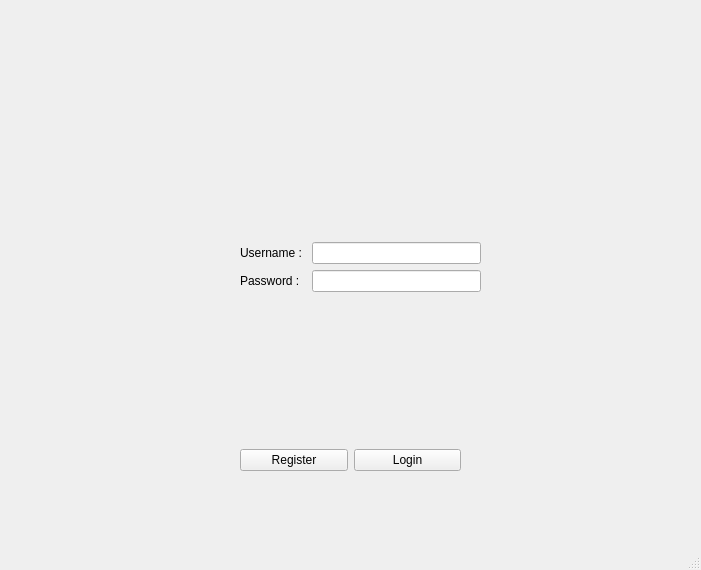
Old version of the form stacked.ui in the repository acordi96/ProgrammazioneDiSistema-SharedEditor-Client.
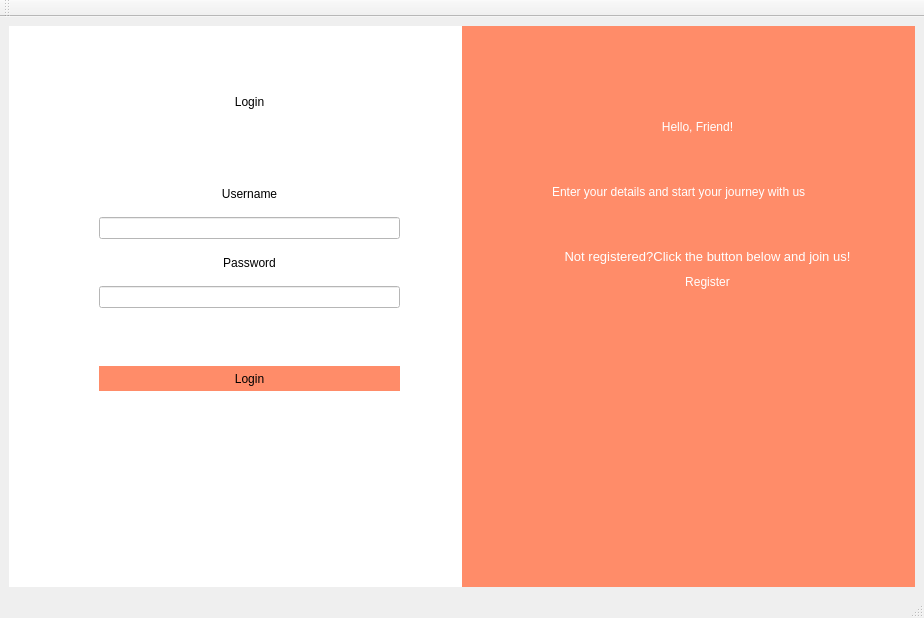
New version of the form. Icons and pictures are not drawn.

Diff of the .ui file:
```diff
--- a/stacked.ui
+++ b/stacked.ui
@@ -6,251 +6,669 @@
    <rect>
     <x>0</x>
     <y>0</y>
-    <width>701</width>
-    <height>570</height>
+    <width>924</width>
+    <height>618</height>
    </rect>
   </property>
   <property name="windowTitle">
    <string>MainWindow</string>
   </property>
   <widget class="QWidget" name="centralwidget">
-   <widget class="QStackedWidget" name="stackedWidget">
-    <property name="geometry">
-     <rect>
-      <x>0</x>
-      <y>0</y>
-      <width>701</width>
-      <height>531</height>
-     </rect>
-    </property>
-    <property name="acceptDrops">
-     <bool>false</bool>
-    </property>
-    <property name="currentIndex">
-     <number>0</number>
-    </property>
-    <widget class="QWidget" name="loginpage">
-     <widget class="QWidget" name="verticalLayoutWidget">
-      <property name="geometry">
-       <rect>
-        <x>190</x>
-        <y>90</y>
-        <width>321</width>
-        <height>381</height>
-       </rect>
+   <layout class="QVBoxLayout" name="verticalLayout">
+    <item>
+     <widget class="QStackedWidget" name="stackedWidget">
+      <property name="acceptDrops">
+       <bool>false</bool>
       </property>
-      <layout class="QVBoxLayout" name="verticalLayout_4">
-       <property name="leftMargin">
-        <number>0</number>
-       </property>
-       <property name="rightMargin">
-        <number>0</number>
-       </property>
-       <item>
-        <layout class="QFormLayout" name="formLayout_2">
-         <property name="formAlignment">
-          <set>Qt::AlignCenter</set>
-         </property>
-         <property name="leftMargin">
-          <number>50</number>
-         </property>
-         <property name="rightMargin">
-          <number>30</number>
-         </property>
-         <item row="0" column="0">
-          <widget class="QLabel" name="label">
-           <property name="text">
-            <string>Username : </string>
-           </property>
-          </widget>
-         </item>
-         <item row="0" column="1">
-          <widget class="QLineEdit" name="user_log_line"/>
-         </item>
-         <item row="1" column="0">
-          <widget class="QLabel" name="label_2">
-           <property name="text">
-            <string>Password :</string>
-           </property>
-          </widget>
-         </item>
-         <item row="1" column="1">
-          <widget class="QLineEdit" name="psw_log_line">
-           <property name="text">
-            <string/>
-           </property>
-           <property name="echoMode">
-            <enum>QLineEdit::Password</enum>
-           </property>
-          </widget>
-         </item>
-        </layout>
-       </item>
-       <item>
-        <layout class="QHBoxLayout" name="horizontalLayout_3" stretch="0,0">
-         <property name="spacing">
-          <number>6</number>
-         </property>
-         <property name="leftMargin">
-          <number>50</number>
-         </property>
-         <property name="rightMargin">
-          <number>50</number>
-         </property>
-         <item>
-          <widget class="QPushButton" name="reglogButton">
-           <property name="text">
-            <string>Register</string>
-           </property>
-          </widget>
-         </item>
-         <item>
-          <widget class="QPushButton" name="loginButton">
-           <property name="text">
-            <string>Login</string>
-           </property>
-          </widget>
-         </item>
-        </layout>
-       </item>
-      </layout>
-     </widget>
-    </widget>
-    <widget class="QWidget" name="registration">
-     <widget class="QWidget" name="verticalLayoutWidget_2">
-      <property name="geometry">
-       <rect>
-        <x>140</x>
-        <y>20</y>
-        <width>381</width>
-        <height>501</height>
-       </rect>
+      <property name="currentIndex">
+       <number>0</number>
       </property>
-      <layout class="QVBoxLayout" name="verticalLayout_6">
-       <item>
-        <widget class="QWidget" name="widget" native="true">
-         <widget class="QLabel" name="icon_label">
-          <property name="geometry">
-           <rect>
-            <x>60</x>
-            <y>60</y>
-            <width>67</width>
-            <height>17</height>
-           </rect>
+      <widget class="QWidget" name="loginpage">
+       <layout class="QHBoxLayout" name="horizontalLayout">
+        <property name="spacing">
+         <number>0</number>
+        </property>
+        <property name="leftMargin">
+         <number>0</number>
+        </property>
+        <property name="topMargin">
+         <number>0</number>
+        </property>
+        <property name="rightMargin">
+         <number>0</number>
+        </property>
+        <property name="bottomMargin">
+         <number>0</number>
+        </property>
+        <item>
+         <layout class="QHBoxLayout" name="horizontalLayout_2">
+          <property name="spacing">
+           <number>0</number>
           </property>
-          <property name="text">
-           <string>Icon</string>
-          </property>
-         </widget>
-         <widget class="QGraphicsView" name="icon">
-          <property name="geometry">
-           <rect>
-            <x>190</x>
-            <y>20</y>
-            <width>101</width>
-            <height>91</height>
-           </rect>
-          </property>
-         </widget>
-        </widget>
-       </item>
-       <item>
-        <layout class="QFormLayout" name="formLayout_5">
-         <property name="fieldGrowthPolicy">
-          <enum>QFormLayout::FieldsStayAtSizeHint</enum>
-         </property>
-         <property name="formAlignment">
-          <set>Qt::AlignCenter</set>
-         </property>
-         <item row="1" column="0">
-          <widget class="QLabel" name="user_label">
-           <property name="text">
-            <string>Username :</string>
-           </property>
-          </widget>
-         </item>
-         <item row="1" column="1">
-          <widget class="QLineEdit" name="user_line_form"/>
-         </item>
-         <item row="2" column="0">
-          <widget class="QLabel" name="psw_lab_form">
-           <property name="text">
-            <string>Password :</string>
-           </property>
-          </widget>
-         </item>
-         <item row="2" column="1">
-          <widget class="QLineEdit" name="psw_line_form">
-           <property name="echoMode">
-            <enum>QLineEdit::Password</enum>
-           </property>
-          </widget>
-         </item>
-         <item row="3" column="0">
-          <widget class="QLabel" name="confirm_psw_lab">
-           <property name="text">
-            <string>Confirm passowrd: </string>
-           </property>
-          </widget>
-         </item>
-         <item row="3" column="1">
-          <widget class="QLineEdit" name="confirm_psw_line">
-           <property name="echoMode">
-            <enum>QLineEdit::Password</enum>
-           </property>
-          </widget>
-         </item>
-         <item row="0" column="0">
-          <widget class="QLabel" name="email_label">
-           <property name="text">
-            <string>Email : </string>
-           </property>
-          </widget>
-         </item>
-         <item row="0" column="1">
-          <widget class="QLineEdit" name="email_line"/>
-         </item>
-        </layout>
-       </item>
-       <item>
-        <layout class="QHBoxLayout" name="horizontalLayout_7">
-         <property name="spacing">
-          <number>20</number>
-         </property>
-         <property name="leftMargin">
-          <number>50</number>
-         </property>
-         <property name="rightMargin">
-          <number>50</number>
-         </property>
+          <item>
+           <widget class="QWidget" name="widget_3" native="true">
+            <property name="autoFillBackground">
+             <bool>false</bool>
+            </property>
+            <property name="styleSheet">
+             <string notr="true">background-color: rgb(255, 255, 255);
+</string>
+            </property>
+            <widget class="QWidget" name="verticalLayoutWidget">
+             <property name="geometry">
+              <rect>
+               <x>90</x>
+               <y>150</y>
+               <width>301</width>
+               <height>132</height>
+              </rect>
+             </property>
+             <layout class="QVBoxLayout" name="verticalLayout_2">
+              <item>
+               <widget class="QLabel" name="label_4">
+                <property name="text">
+                 <string>Username</string>
+                </property>
+                <property name="alignment">
+                 <set>Qt::AlignCenter</set>
+                </property>
+               </widget>
+              </item>
+              <item>
+               <widget class="QLineEdit" name="user_log_line"/>
+              </item>
+              <item>
+               <widget class="QLabel" name="label_5">
+                <property name="text">
+                 <string>Password</string>
+                </property>
+                <property name="alignment">
+                 <set>Qt::AlignCenter</set>
+                </property>
+               </widget>
+              </item>
+              <item>
+               <widget class="QLineEdit" name="psw_log_line">
+                <property name="echoMode">
+                 <enum>QLineEdit::Password</enum>
+                </property>
+               </widget>
+              </item>
+             </layout>
+            </widget>
+            <widget class="QLabel" name="label_6">
+             <property name="geometry">
+              <rect>
+               <x>170</x>
+               <y>40</y>
+               <width>141</width>
+               <height>71</height>
+              </rect>
+             </property>
+             <property name="styleSheet">
+              <string notr="true">font: 75 18pt &quot;Waree&quot;;</string>
+             </property>
+             <property name="text">
+              <string>Login</string>
+             </property>
+             <property name="alignment">
+              <set>Qt::AlignCenter</set>
+             </property>
+            </widget>
+            <widget class="QPushButton" name="loginButton">
+             <property name="geometry">
+              <rect>
+               <x>90</x>
+               <y>340</y>
+               <width>301</width>
+               <height>25</height>
+              </rect>
+             </property>
+             <property name="palette">
+              <palette>
+               <active>
+                <colorrole role="Button">
+                 <brush brushstyle="SolidPattern">
+                  <color alpha="255">
+                   <red>255</red>
+                   <green>140</green>
+                   <blue>105</blue>
+                  </color>
+                 </brush>
+                </colorrole>
+                <colorrole role="Base">
+                 <brush brushstyle="SolidPattern">
+                  <color alpha="255">
+                   <red>255</red>
+                   <green>140</green>
+                   <blue>105</blue>
+                  </color>
+                 </brush>
+                </colorrole>
+                <colorrole role="Window">
+                 <brush brushstyle="SolidPattern">
+                  <color alpha="255">
+                   <red>255</red>
+                   <green>140</green>
+                   <blue>105</blue>
+                  </color>
+                 </brush>
+                </colorrole>
+               </active>
+               <inactive>
+                <colorrole role="Button">
+                 <brush brushstyle="SolidPattern">
+                  <color alpha="255">
+                   <red>255</red>
+                   <green>140</green>
+                   <blue>105</blue>
+                  </color>
+                 </brush>
+                </colorrole>
+                <colorrole role="Base">
+                 <brush brushstyle="SolidPattern">
+                  <color alpha="255">
+                   <red>255</red>
+                   <green>140</green>
+                   <blue>105</blue>
+                  </color>
+                 </brush>
+                </colorrole>
+                <colorrole role="Window">
+                 <brush brushstyle="SolidPattern">
+                  <color alpha="255">
+                   <red>255</red>
+                   <green>140</green>
+                   <blue>105</blue>
+                  </color>
+                 </brush>
+                </colorrole>
+               </inactive>
+               <disabled>
+                <colorrole role="Button">
+                 <brush brushstyle="SolidPattern">
+                  <color alpha="255">
+                   <red>255</red>
+                   <green>140</green>
+                   <blue>105</blue>
+                  </color>
+                 </brush>
+                </colorrole>
+                <colorrole role="Base">
+                 <brush brushstyle="SolidPattern">
+                  <color alpha="255">
+                   <red>255</red>
+                   <green>140</green>
+                   <blue>105</blue>
+                  </color>
+                 </brush>
+                </colorrole>
+                <colorrole role="Window">
+                 <brush brushstyle="SolidPattern">
+                  <color alpha="255">
+                   <red>255</red>
+                   <green>140</green>
+                   <blue>105</blue>
+                  </color>
+                 </brush>
+                </colorrole>
+               </disabled>
+              </palette>
+             </property>
+             <property name="cursor">
+              <cursorShape>PointingHandCursor</cursorShape>
+             </property>
+             <property name="styleSheet">
+              <string notr="true">QPushButton#loginButton {
+background-color: rgb(255,140,105);
+border: 1px;
+}
+QPushButton#loginButton:hover{
+	background-color: rgb(220,0,15);
+}</string>
+             </property>
+             <property name="text">
+              <string>Login</string>
+             </property>
+             <property name="flat">
+              <bool>false</bool>
+             </property>
+            </widget>
+           </widget>
+          </item>
+          <item>
+           <widget class="QWidget" name="widget_2" native="true">
+            <property name="cursor">
+             <cursorShape>ArrowCursor</cursorShape>
+            </property>
+            <property name="focusPolicy">
+             <enum>Qt::WheelFocus</enum>
+            </property>
+            <property name="layoutDirection">
+             <enum>Qt::LeftToRight</enum>
+            </property>
+            <property name="styleSheet">
+             <string notr="true">background-color: rgb(255, 140, 105);</string>
+            </property>
+            <widget class="QLabel" name="label">
+             <property name="geometry">
+              <rect>
+               <x>150</x>
+               <y>70</y>
+               <width>171</width>
+               <height>61</height>
+              </rect>
+             </property>
+             <property name="styleSheet">
+              <string notr="true">font: 75 15pt &quot;Waree&quot;;
+color: rgb(255, 255, 255);</string>
+             </property>
+             <property name="text">
+              <string>Hello, Friend!</string>
+             </property>
+             <property name="alignment">
+              <set>Qt::AlignCenter</set>
+             </property>
+            </widget>
+            <widget class="QLabel" name="label_2">
+             <property name="geometry">
+              <rect>
+               <x>90</x>
+               <y>150</y>
+               <width>331</width>
+               <height>31</height>
+              </rect>
+             </property>
+             <property name="styleSheet">
+              <string notr="true">color: rgb(255, 255, 255);</string>
+             </property>
+             <property name="text">
+              <string>Enter your details and start your journey with us</string>
+             </property>
+            </widget>
+            <widget class="QLabel" name="label_3">
+             <property name="geometry">
+              <rect>
+               <x>90</x>
+               <y>200</y>
+               <width>311</width>
+               <height>61</height>
+              </rect>
+             </property>
+             <property name="styleSheet">
+              <string notr="true">color: rgb(255, 255, 255);</string>
+             </property>
+             <property name="text">
+              <string>&lt;html&gt;&lt;head/&gt;&lt;body&gt;&lt;p&gt;&lt;span style=&quot; font-size:10pt;&quot;&gt;Not registered?Click the button below and join us!&lt;/span&gt;&lt;/p&gt;&lt;/body&gt;&lt;/html&gt;</string>
+             </property>
+             <property name="textFormat">
+              <enum>Qt::RichText</enum>
+             </property>
+             <property name="alignment">
+              <set>Qt::AlignCenter</set>
+             </property>
+            </widget>
+            <widget class="QPushButton" name="reglogButton">
+             <property name="geometry">
+              <rect>
+               <x>160</x>
+               <y>240</y>
+               <width>171</width>
+               <height>31</height>
+              </rect>
+             </property>
+             <property name="palette">
+              <palette>
+               <active>
+                <colorrole role="Button">
+                 <brush brushstyle="SolidPattern">
+                  <color alpha="255">
+                   <red>255</red>
+                   <green>140</green>
+                   <blue>105</blue>
+                  </color>
+                 </brush>
+                </colorrole>
+                <colorrole role="ButtonText">
+                 <brush brushstyle="SolidPattern">
+                  <color alpha="255">
+                   <red>255</red>
+                   <green>255</green>
+                   <blue>255</blue>
+                  </color>
+                 </brush>
+                </colorrole>
+                <colorrole role="Base">
+                 <brush brushstyle="SolidPattern">
+                  <color alpha="255">
+                   <red>255</red>
+                   <green>140</green>
+                   <blue>105</blue>
+                  </color>
+                 </brush>
+                </colorrole>
+                <colorrole role="Window">
+                 <brush brushstyle="SolidPattern">
+                  <color alpha="255">
+                   <red>255</red>
+                   <green>140</green>
+                   <blue>105</blue>
+                  </color>
+                 </brush>
+                </colorrole>
+               </active>
+               <inactive>
+                <colorrole role="Button">
+                 <brush brushstyle="SolidPattern">
+                  <color alpha="255">
+                   <red>255</red>
+                   <green>140</green>
+                   <blue>105</blue>
+                  </color>
+                 </brush>
+                </colorrole>
+                <colorrole role="ButtonText">
+                 <brush brushstyle="SolidPattern">
+                  <color alpha="255">
+                   <red>255</red>
+                   <green>255</green>
+                   <blue>255</blue>
+                  </color>
+                 </brush>
+                </colorrole>
+                <colorrole role="Base">
+                 <brush brushstyle="SolidPattern">
+                  <color alpha="255">
+                   <red>255</red>
+                   <green>140</green>
+                   <blue>105</blue>
+                  </color>
+                 </brush>
+                </colorrole>
+                <colorrole role="Window">
+                 <brush brushstyle="SolidPattern">
+                  <color alpha="255">
+                   <red>255</red>
+                   <green>140</green>
+                   <blue>105</blue>
+                  </color>
+                 </brush>
+                </colorrole>
+               </inactive>
+               <disabled>
+                <colorrole role="Button">
+                 <brush brushstyle="SolidPattern">
+                  <color alpha="255">
+                   <red>255</red>
+                   <green>140</green>
+                   <blue>105</blue>
+                  </color>
+                 </brush>
+                </colorrole>
+                <colorrole role="ButtonText">
+                 <brush brushstyle="SolidPattern">
+                  <color alpha="255">
+                   <red>190</red>
+                   <green>190</green>
+                   <blue>190</blue>
+                  </color>
+                 </brush>
+                </colorrole>
+                <colorrole role="Base">
+                 <brush brushstyle="SolidPattern">
+                  <color alpha="255">
+                   <red>255</red>
+                   <green>140</green>
+                   <blue>105</blue>
+                  </color>
+                 </brush>
+                </colorrole>
+                <colorrole role="Window">
+                 <brush brushstyle="SolidPattern">
+                  <color alpha="255">
+                   <red>255</red>
+                   <green>140</green>
+                   <blue>105</blue>
+                  </color>
+                 </brush>
+                </colorrole>
+               </disabled>
+              </palette>
+             </property>
+             <property name="cursor">
+              <cursorShape>PointingHandCursor</cursorShape>
+             </property>
+             <property name="focusPolicy">
+              <enum>Qt::NoFocus</enum>
+             </property>
+             <property name="styleSheet">
+              <string notr="true">QPushButton#reglogButton:hover { 
+	text-decoration: underline;
+};
+</string>
+             </property>
+             <property name="text">
+              <string>Register</string>
+             </property>
+             <property name="checkable">
+              <bool>false</bool>
+             </property>
+             <property name="flat">
+              <bool>true</bool>
+             </property>
+            </widget>
+           </widget>
+          </item>
+         </layout>
+        </item>
+       </layout>
+      </widget>
+      <widget class="QWidget" name="registration">
+       <widget class="QWidget" name="verticalLayoutWidget_2">
+        <property name="geometry">
+         <rect>
+          <x>60</x>
+          <y>10</y>
+          <width>741</width>
+          <height>521</height>
+         </rect>
+        </property>
+        <layout class="QVBoxLayout" name="verticalLayout_3">
          <item>
-          <widget class="QPushButton" name="form_cancButton">
-           <property name="text">
-            <string>Cancel</string>
+          <widget class="QWidget" name="widget" native="true">
+           <property name="styleSheet">
+            <string notr="true">background-color:white;
+</string>
            </property>
+           <widget class="QLabel" name="label_7">
+            <property name="geometry">
+             <rect>
+              <x>280</x>
+              <y>30</y>
+              <width>181</width>
+              <height>51</height>
+             </rect>
+            </property>
+            <property name="styleSheet">
+             <string notr="true">font: 75 18pt &quot;Waree&quot;;</string>
+            </property>
+            <property name="text">
+             <string>Sign Up</string>
+            </property>
+            <property name="alignment">
+             <set>Qt::AlignCenter</set>
+            </property>
+           </widget>
+           <widget class="QWidget" name="horizontalLayoutWidget">
+            <property name="geometry">
+             <rect>
+              <x>80</x>
+              <y>90</y>
+              <width>541</width>
+              <height>281</height>
+             </rect>
+            </property>
+            <layout class="QHBoxLayout" name="horizontalLayout_3">
+             <item>
+              <widget class="QWidget" name="widget_4" native="true">
+               <widget class="QGraphicsView" name="icon">
+                <property name="geometry">
+                 <rect>
+                  <x>70</x>
+                  <y>70</y>
+                  <width>111</width>
+                  <height>101</height>
+                 </rect>
+                </property>
+                <property name="styleSheet">
+                 <string notr="true">background-color: qlineargradient(spread:pad, x1:0, y1:0, x2:1, y2:0, stop:0 rgba(255, 0, 0, 255), stop:0.166 rgba(255, 255, 0, 255), stop:0.333 rgba(0, 255, 0, 255), stop:0.5 rgba(0, 255, 255, 255), stop:0.666 rgba(0, 0, 255, 255), stop:0.833 rgba(255, 0, 255, 255), stop:1 rgba(255, 0, 0, 255));</string>
+                </property>
+               </widget>
+              </widget>
+             </item>
+             <item>
+              <widget class="QWidget" name="widget_5" native="true">
+               <widget class="QWidget" name="verticalLayoutWidget_3">
+                <property name="geometry">
+                 <rect>
+                  <x>10</x>
+                  <y>10</y>
+                  <width>251</width>
+                  <height>261</height>
+                 </rect>
+                </property>
+                <layout class="QVBoxLayout" name="verticalLayout_7">
+                 <property name="spacing">
+                  <number>1</number>
+                 </property>
+                 <item>
+                  <widget class="QLabel" name="email_label">
+                   <property name="text">
+                    <string>Email</string>
+                   </property>
+                   <property name="alignment">
+                    <set>Qt::AlignCenter</set>
+                   </property>
+                  </widget>
+                 </item>
+                 <item>
+                  <widget class="QLineEdit" name="email_line"/>
+                 </item>
+                 <item>
+                  <widget class="QLabel" name="user_label">
+                   <property name="text">
+                    <string>Username</string>
+                   </property>
+                   <property name="alignment">
+                    <set>Qt::AlignCenter</set>
+                   </property>
+                  </widget>
+                 </item>
+                 <item>
+                  <widget class="QLineEdit" name="user_line_form"/>
+                 </item>
+                 <item>
+                  <widget class="QLabel" name="psw_label">
+                   <property name="text">
+                    <string>Password</string>
+                   </property>
+                   <property name="alignment">
+                    <set>Qt::AlignCenter</set>
+                   </property>
+                  </widget>
+                 </item>
+                 <item>
+                  <widget class="QLineEdit" name="psw_line_form"/>
+                 </item>
+                 <item>
+                  <widget class="QLabel" name="confpsw_label">
+                   <property name="text">
+                    <string>Confrim Password</string>
+                   </property>
+                   <property name="alignment">
+                    <set>Qt::AlignCenter</set>
+                   </property>
+                  </widget>
+                 </item>
+                 <item>
+                  <widget class="QLineEdit" name="confirm_psw_line"/>
+                 </item>
+                </layout>
+               </widget>
+              </widget>
+             </item>
+            </layout>
+           </widget>
+           <widget class="QPushButton" name="form_regButton">
+            <property name="geometry">
+             <rect>
+              <x>190</x>
+              <y>420</y>
+              <width>331</width>
+              <height>25</height>
+             </rect>
+            </property>
+            <property name="styleSheet">
+             <string notr="true">QPushButton#form_regButton{
+background-color: rgb(255,140,105);
+border: 1px;
+}
+QPushButton#form_regButton:hover{
+background-color:rgb(255,0,0);
+}</string>
+            </property>
+            <property name="text">
+             <string>Sign Up</string>
+            </property>
+            <property name="flat">
+             <bool>true</bool>
+            </property>
+           </widget>
+           <widget class="QPushButton" name="form_cancButton">
+            <property name="geometry">
+             <rect>
+              <x>20</x>
+              <y>40</y>
+              <width>31</width>
+              <height>25</height>
+             </rect>
+            </property>
+            <property name="styleSheet">
+             <string notr="true">QPushButton#form_cancButton{
+border: 1px;
+}
+QPushButton#form_cancButton:hover{
+	background-color: rgb(255,0,0);
+}</string>
+            </property>
+            <property name="text">
+             <string/>
+            </property>
+            <property name="icon">
+             <iconset>
+              <normalon>:/images/Arrows-Left-2-icon.png</normalon>
+             </iconset>
+            </property>
+            <property name="flat">
+             <bool>true</bool>
+            </property>
+           </widget>
           </widget>
          </item>
-         <item>
-          <widget class="QPushButton" name="form_regButton">
-           <property name="text">
-            <string>Register</string>
-           </property>
-          </widget>
-         </item>
         </layout>
-       </item>
-      </layout>
+       </widget>
+      </widget>
      </widget>
-    </widget>
-   </widget>
+    </item>
+   </layout>
   </widget>
   <widget class="QMenuBar" name="menubar">
    <property name="geometry">
     <rect>
      <x>0</x>
      <y>0</y>
-     <width>701</width>
-     <height>21</height>
+     <width>924</width>
+     <height>22</height>
     </rect>
    </property>
    <property name="nativeMenuBar">
@@ -258,6 +676,17 @@
    </property>
   </widget>
   <widget class="QStatusBar" name="statusbar"/>
+  <widget class="QToolBar" name="toolBar">
+   <property name="windowTitle">
+    <string>toolBar</string>
+   </property>
+   <attribute name="toolBarArea">
+    <enum>TopToolBarArea</enum>
+   </attribute>
+   <attribute name="toolBarBreak">
+    <bool>false</bool>
+   </attribute>
+  </widget>
  </widget>
  <tabstops>
   <tabstop>icon</tabstop>
```
Left out of the diff: 13 changed lines with no effect on the pictures.
